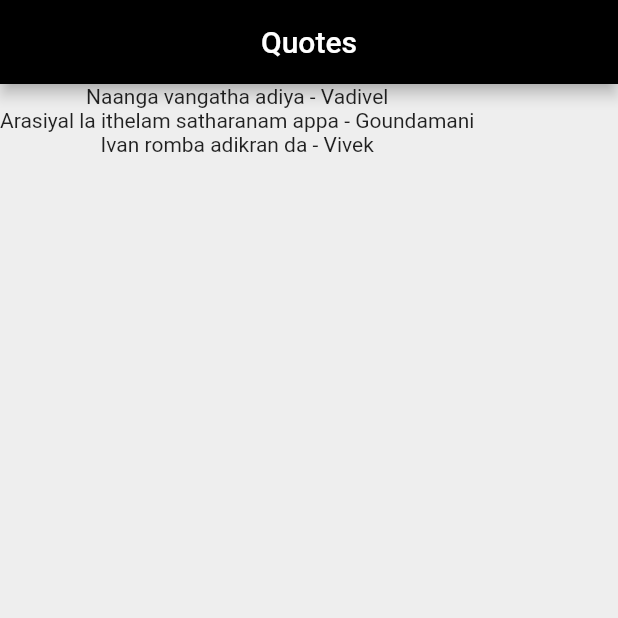
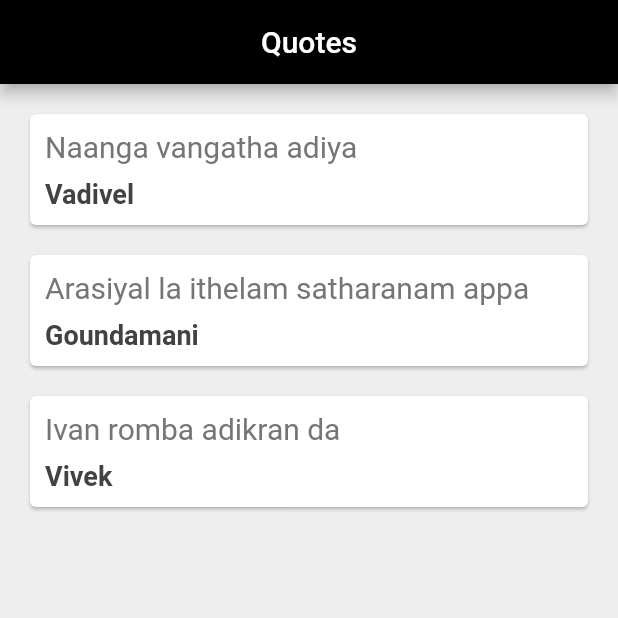
Before and after one commit to KathirvelChandrasekaran/flutter-learning, a Flutter app: the screen it shows after launch, on a phone screen of 412 x 824 dp, the top half of it. Run offline on Flutter 3.47's test engine with Material 2 defaults, Android fonts, the phone set to English and light mode, and no system bars.

Commit message:
working with cards

```diff
--- a/lib/main.dart
+++ b/lib/main.dart
@@ -17,6 +17,37 @@ class _QuotesListState extends State<QuotesList> {
     Quote(author: "Vivek", text: "Ivan romba adikran da")
   ];
 
+  Widget quoteTemplate(quote) {
+    return Card(
+      margin: EdgeInsets.fromLTRB(20, 20, 20, 0),
+      child: Padding(
+        padding: const EdgeInsets.all(10.0),
+        child: Column(
+          crossAxisAlignment: CrossAxisAlignment.stretch,
+          children: <Widget>[
+            Text(
+              quote.text,
+              style: TextStyle(
+                fontSize: 20,
+                color: Colors.grey[600]
+              ),
+            ),
+            SizedBox(
+              height: 10,
+            ),
+            Text(
+              quote.author,
+              style: TextStyle(
+                fontSize: 18,
+                color: Colors.grey[800],
+                fontWeight: FontWeight.bold,
+              ),
+            )
+          ],
+        ),
+      ),
+    );
+  }
 
   @override
   Widget build(BuildContext context) {
@@ -28,9 +59,7 @@ class _QuotesListState extends State<QuotesList> {
         backgroundColor: Colors.black,
       ),
       body: Column(
-        children: quotes.map((quote) {
-          return Text('${quote.text} - ${quote.author}');
-        }).toList(),
+        children: quotes.map((quote) => quoteTemplate(quote)).toList(),
       ),
     );
   }
```
